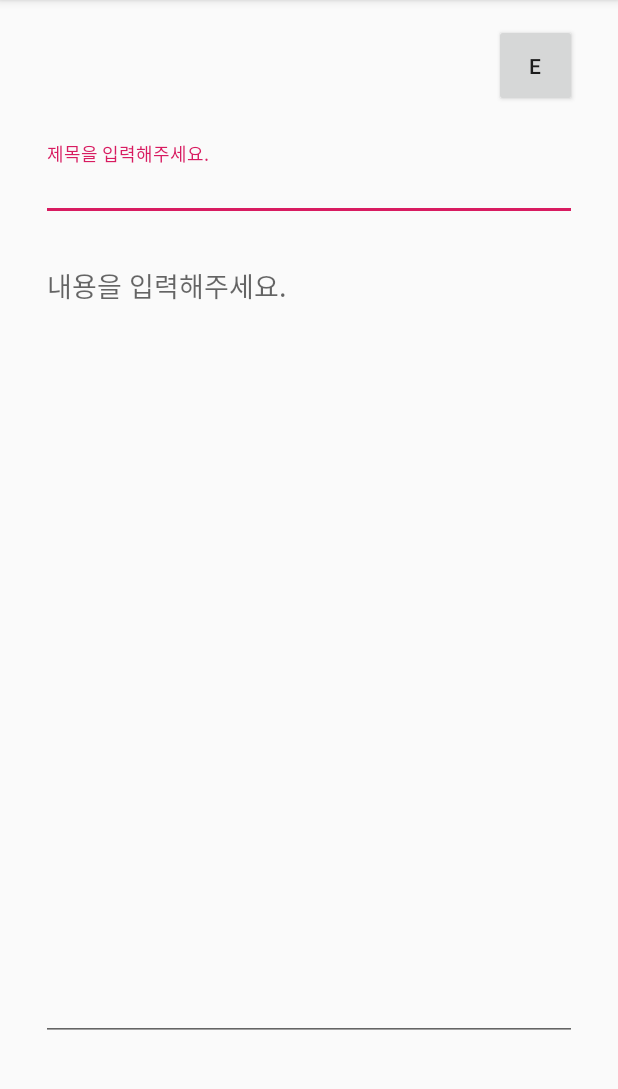
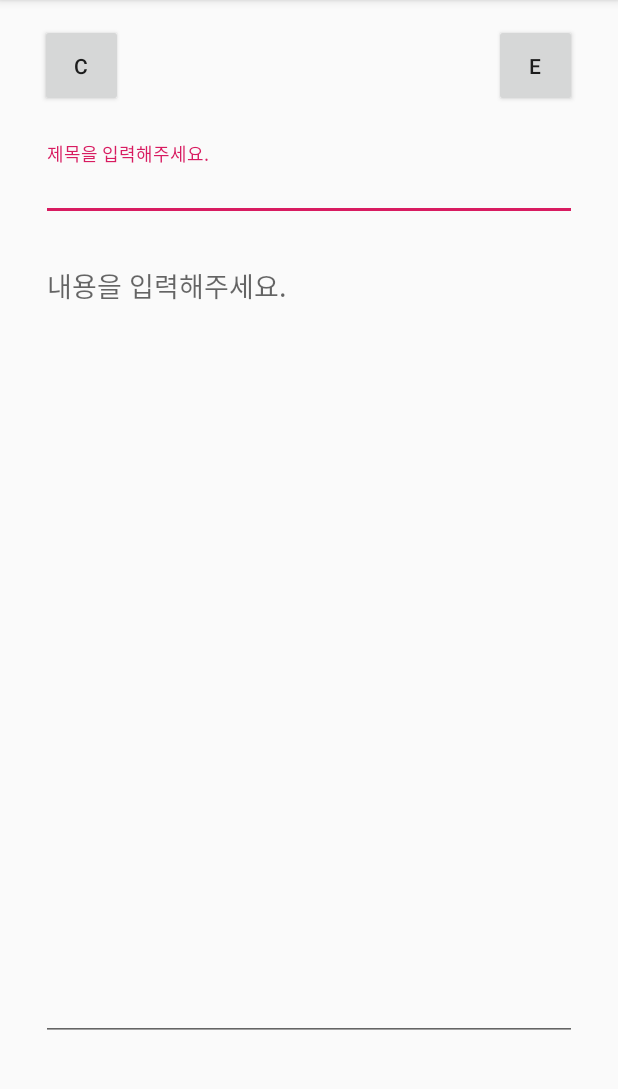
Before and after one commit to Kangsungmin/ProjectHojapp, an Android app: the screen it shows after launch once a user with an empty profile is signed in (WriteContentsActivity), after a tap on an icon or button, on a phone screen of 412 x 824 dp, the part 84-1173 px from its top. Run offline under Robolectric (Android 15) with nearby library versions, the phone set to English and light mode, and no system bars; our stand-ins replace Firebase (no records; nobody signed in at launch, a user with empty details on screens opened directly).

```diff
--- a/app/src/main/AndroidManifest.xml
+++ b/app/src/main/AndroidManifest.xml
@@ -10,7 +10,8 @@
             android:label="@string/app_name"
             android:roundIcon="@mipmap/ic_launcher_round"
             android:supportsRtl="true"
-            android:theme="@style/AppTheme">
+            android:theme="@style/AppTheme"
+            android:name=".GlobalData">
 
         <activity
                 android:name=".Basic.SplashActivity"
--- /dev/null
+++ b/app/src/main/java/com/SMK/Hojapp/GlobalData.java
@@ -0,0 +1,16 @@
+package com.SMK.Hojapp;
+
+import android.app.Application;
+import com.SMK.Hojapp.Login.Account;
+
+public class GlobalData extends Application {
+    private Account nowAccount;
+
+    public void setAccount(Account account) {
+        nowAccount = account;
+    }
+
+    public Account getAccount() {
+        return nowAccount;
+    }
+}
--- /dev/null
+++ b/app/src/main/java/com/SMK/Hojapp/Login/Account.java
@@ -0,0 +1,15 @@
+package com.SMK.Hojapp.Login;
+/*
+ * 사용자의 계정정보를 의미하는 Class입니다.
+ *
+ */
+public class Account {
+    public String uid;
+    public String name;
+    public long lastLoginTime;
+
+    public Account(String uid, long lastLoginTime) {
+        this.uid = uid;
+        this.lastLoginTime = lastLoginTime;
+    }
+}
--- a/app/src/main/java/com/SMK/Hojapp/Login/LoginActivity.java
+++ b/app/src/main/java/com/SMK/Hojapp/Login/LoginActivity.java
@@ -8,6 +8,7 @@ import android.util.Log;
 import android.view.View;
 import android.widget.Toast;
 import com.SMK.Hojapp.Contents.NewsFeedActivity;
+import com.SMK.Hojapp.GlobalData;
 import com.SMK.Hojapp.R;
 import com.google.android.gms.auth.api.signin.GoogleSignIn;
 import com.google.android.gms.auth.api.signin.GoogleSignInAccount;
@@ -26,6 +27,7 @@ public class LoginActivity extends AppCompatActivity implements View.OnClickList
     private String TAG = "LoginActivity";
     private static final int RC_SIGN_IN = 10;
 
+    GlobalData globalData;
     // [START declare_auth]
     private FirebaseAuth mAuth;
 
@@ -36,6 +38,8 @@ public class LoginActivity extends AppCompatActivity implements View.OnClickList
         super.onCreate(savedInstanceState);
         setContentView(R.layout.activity_login);
         Log.i("LoginActivity","onCreate()");
+
+        globalData = (GlobalData) getApplicationContext();
 
         findViewById(R.id.joinGoogleButton).setOnClickListener(this);
 
@@ -89,7 +93,13 @@ public class LoginActivity extends AppCompatActivity implements View.OnClickList
                             // Sign in success, update UI with the signed-in user's information
                             Log.d(TAG, "signInWithCredential:success");
                             Log.d(TAG, "signInWithCredential:파이어베이스 아이디 생성 완료!");
+
                             FirebaseUser user = mAuth.getCurrentUser();
+                            // [Set Global Data]
+                            long nowTime = System.currentTimeMillis();
+                            Account newAccount = new Account(user.getUid(), nowTime);
+                            globalData.setAccount(newAccount);
+
                             // [Start News Feed activity]
                             startNewsFeedActivity();
                             //updateUI(user);
@@ -112,6 +122,10 @@ public class LoginActivity extends AppCompatActivity implements View.OnClickList
         // Check if user is signed in (non-null) and update UI accordingly.
         FirebaseUser currentUser = mAuth.getCurrentUser();
         if(currentUser != null) { // 로그인 되어있다면.
+            long nowTime = System.currentTimeMillis();
+            Account newAccount = new Account(currentUser.getUid(), nowTime);
+            globalData.setAccount(newAccount);
+
             startNewsFeedActivity();
         }
     }
--- a/app/src/main/res/layout/activity_news_feed.xml
+++ b/app/src/main/res/layout/activity_news_feed.xml
@@ -27,10 +27,10 @@
             android:orientation="vertical"
             android:layout_width="wrap_content"
             android:layout_height="wrap_content"
-            android:id="@+id/guideline12" app:layout_constraintGuide_end="24dp"/>
+            android:id="@+id/guideline12" app:layout_constraintGuide_end="8dp"/>
     <android.support.constraint.Guideline
             android:orientation="vertical"
             android:layout_width="wrap_content"
-            android:layout_height="wrap_content" app:layout_constraintGuide_begin="24dp" android:id="@+id/guideline13"/>
+            android:layout_height="wrap_content" app:layout_constraintGuide_begin="8dp" android:id="@+id/guideline13"/>
 
 </android.support.constraint.ConstraintLayout>
--- a/app/src/main/res/layout/activity_write_contents.xml
+++ b/app/src/main/res/layout/activity_write_contents.xml
@@ -61,6 +61,16 @@
             android:layout_height="wrap_content" app:layout_constraintGuide_begin="702dp"
             android:id="@+id/guideline10"/>
     <Button
+            android:text="C"
+            android:layout_width="55dp"
+            android:layout_height="55dp"
+            android:id="@+id/cancelButton" android:layout_marginBottom="8dp"
+            app:layout_constraintBottom_toTopOf="@+id/guideline6" app:layout_constraintEnd_toStartOf="@+id/guideline8"
+            android:layout_marginEnd="8dp" android:layout_marginRight="8dp"
+            app:layout_constraintStart_toStartOf="@+id/guideline9" android:layout_marginLeft="8dp"
+            android:layout_marginStart="8dp" android:layout_marginTop="8dp" app:layout_constraintTop_toTopOf="parent"
+            app:layout_constraintHorizontal_bias="0.009" app:layout_constraintVertical_bias="0.421"/>
+    <Button
             android:text="E"
             android:layout_width="55dp"
             android:layout_height="55dp"
```
Also changed, not shown: app/src/main/java/com/SMK/Hojapp/Contents/Contents.java (+19 -3 lines), app/src/main/java/com/SMK/Hojapp/Contents/WriteContentsActivity.java (+22 -4 lines).
